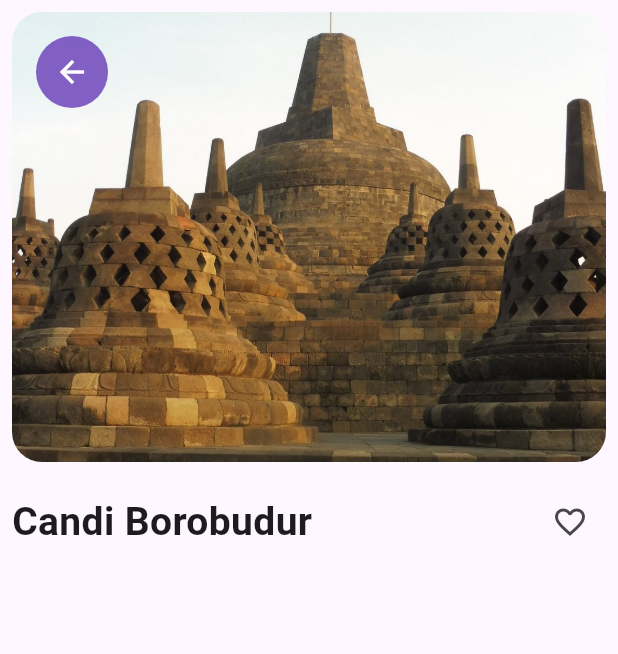
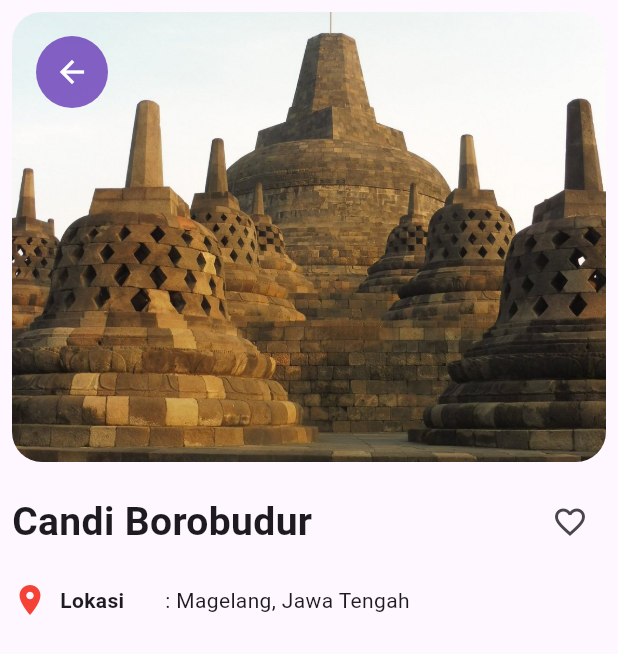
Before and after one commit to ahmfarisi/wisata_candi, a Flutter app: the screen it shows after launch, on a phone screen of 412 x 824 dp. Shown: the top 654 px of the screen. Run offline on Flutter 3.47's test engine with Material 3 defaults, Android fonts, the phone set to English and light mode, and no system bars.

Commit message:
Tambah baris Lokasi di Info Tengah pada DetailScreen
Co-Authored-By: Claude Opus 5.5 <noreply@anthropic.com>

```diff
--- a/lib/screens/detail_screen.dart
+++ b/lib/screens/detail_screen.dart
@@ -66,6 +66,24 @@ class DetailScreen extends StatelessWidget {
                   ],
                 ),
                 // Info Tengah
+                // Info Tengah Row 1 : Lokasi
+                const SizedBox(height: 16),
+                Row(
+                  children: [
+                    Icon(Icons.place, color: Colors.red),
+                    const SizedBox(width: 8),
+                    const SizedBox(
+                      width: 70,
+                      child: Text(
+                        "Lokasi",
+                        style: TextStyle(fontWeight: FontWeight.bold),
+                      ),
+                    ),
+                    Text(": ${modelCandi.location}"),
+                  ],
+                ),
+                // Info Tengah Row 2 : Dibangun
+                // Info Tengah Row 3 : Tipe
                 // Info Bawah
               ],
             ),
```
